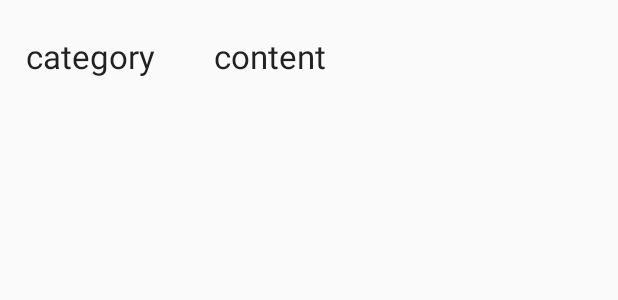
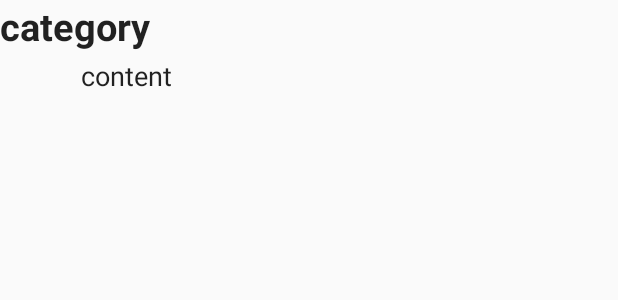
Before and after one commit to rvalincius/ABevID2, an Android app: the layout row_layout.xml on its own in the app's theme, with its tools: preview values and no code run, on a phone screen of 412 x 824 dp. Shown: the top 300 px of the screen. Run offline under Robolectric (Android 15) with nearby library versions, the phone set to English and light mode, and no system bars.

Commit message:
Working results display in ListView

```diff
--- a/app/src/main/res/layout/row_layout.xml
+++ b/app/src/main/res/layout/row_layout.xml
@@ -1,23 +1,29 @@
 <?xml version="1.0" encoding="utf-8"?>
 <RelativeLayout xmlns:android="http://schemas.android.com/apk/res/android"
-    android:layout_width="match_parent" android:layout_height="75dp">
+    android:layout_width="match_parent"
+    android:layout_height="75dp">
 
     <TextView
-        android:layout_width="120dp"
-        android:layout_height="match_parent"
         android:id="@+id/category"
+        android:layout_width="275dp"
+        android:layout_height="wrap_content"
+        android:layout_alignParentLeft="true"
+        android:gravity="left"
         android:text="category"
-        android:gravity="center"
-        android:layout_alignParentLeft="true"
+        android:textAlignment="viewStart"
         android:textAppearance="?android:textAppearanceLarge"
-        />
+        android:textSize="25dp"
+        android:textStyle="bold" />
+
     <TextView
-        android:layout_width="120dp"
-        android:layout_height="match_parent"
         android:id="@+id/content"
+        android:layout_width="304dp"
+        android:layout_height="37dp"
+        android:layout_alignParentBottom="true"
+        android:layout_centerHorizontal="true"
+        android:gravity="left"
+        android:inputType="textMultiLine"
         android:text="content"
-        android:gravity="center"
-        android:layout_toRightOf="@+id/category"
-        android:textAppearance="?android:textAppearanceLarge"
-        />
+        android:textAppearance="@style/TextAppearance.AppCompat"
+        android:textSize="18sp" />
 </RelativeLayout>
```
Also changed, not shown: app/src/main/java/com/abevid/abevid/Adapter.java (deleted, +0 -59 lines), app/src/main/java/com/abevid/abevid/ItemAdapter.java (added, +40 -0 lines), app/src/main/java/com/abevid/abevid/Items.java (added, +12 -0 lines), app/src/main/java/com/abevid/abevid/JSONParser.java (deleted, +0 -75 lines), app/src/main/java/com/abevid/abevid/ResultsActivity.java (+51 -17 lines), app/src/main/java/com/abevid/abevid/UPCLookup.java (+7 -7 lines).
